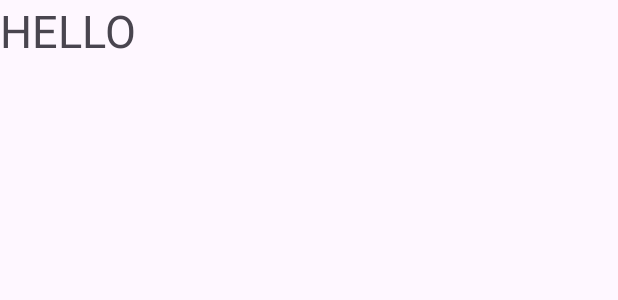
After one commit to ShihabSarar12/Toucan-Music-App, an Android app: the layout activity_home.xml on its own in the app's theme, with its tools: preview values and no code run, on a phone screen of 412 x 824 dp. The commit adds this screen. Shown: the top 300 px of the screen. Run offline under Robolectric (Android 15) with nearby library versions, the phone set to English and light mode, and no system bars.

Commit message:
home added

```diff
--- a/app/src/main/AndroidManifest.xml
+++ b/app/src/main/AndroidManifest.xml
@@ -13,6 +13,9 @@
         android:theme="@style/Theme.Toucan"
         tools:targetApi="31">
         <activity
+            android:name=".Home"
+            android:exported="false" />
+        <activity
             android:name=".MainActivity"
             android:exported="true">
             <intent-filter>
--- /dev/null
+++ b/app/src/main/res/layout/activity_home.xml
@@ -0,0 +1,16 @@
+<?xml version="1.0" encoding="utf-8"?>
+<LinearLayout xmlns:android="http://schemas.android.com/apk/res/android"
+    xmlns:app="http://schemas.android.com/apk/res-auto"
+    xmlns:tools="http://schemas.android.com/tools"
+    android:layout_width="match_parent"
+    android:layout_height="match_parent"
+    tools:context=".Home">
+
+    <TextView
+        android:layout_width="match_parent"
+        android:layout_height="match_parent"
+        android:text="HELLO"
+        android:textSize="30sp"
+        />
+
+</LinearLayout>
--- a/app/src/main/res/layout/activity_main.xml
+++ b/app/src/main/res/layout/activity_main.xml
@@ -47,6 +47,7 @@
         android:layout_marginBottom="45dp"
         >
         <Button
+            android:id="@+id/start_app"
             android:layout_width="wrap_content"
             android:layout_height="wrap_content"
             android:text=">>>"
```
Also changed, not shown: app/src/main/java/com/example/toucan/Home.java (added, +14 -0 lines), app/src/main/java/com/example/toucan/MainActivity.java (+7 -0 lines).
